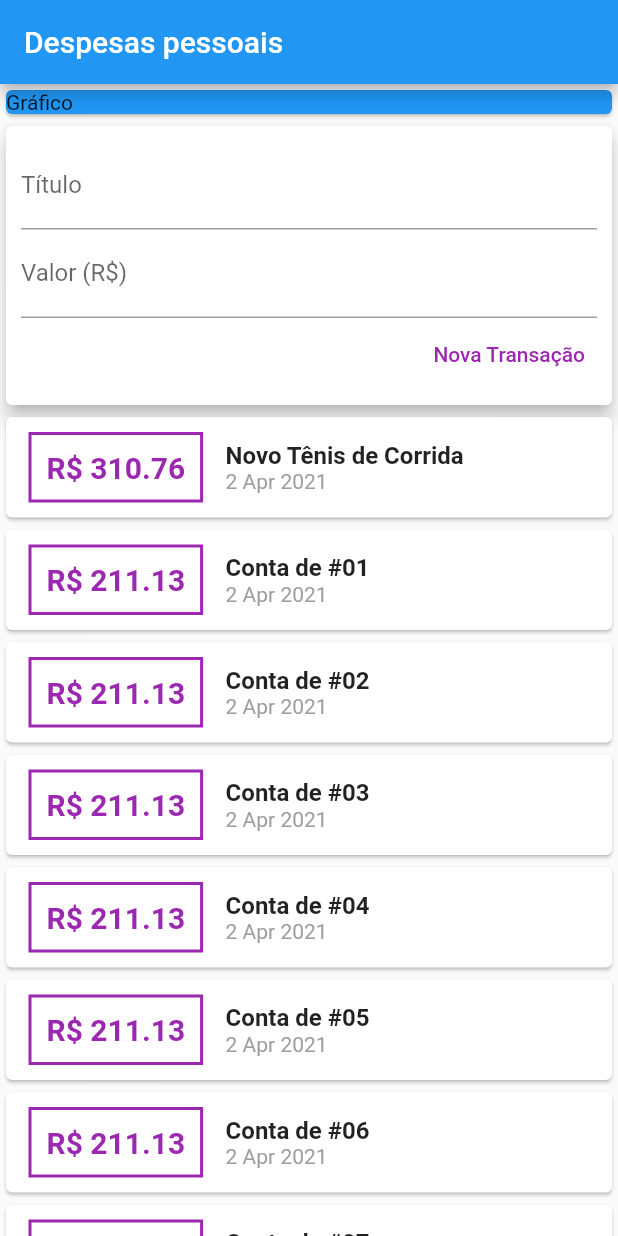
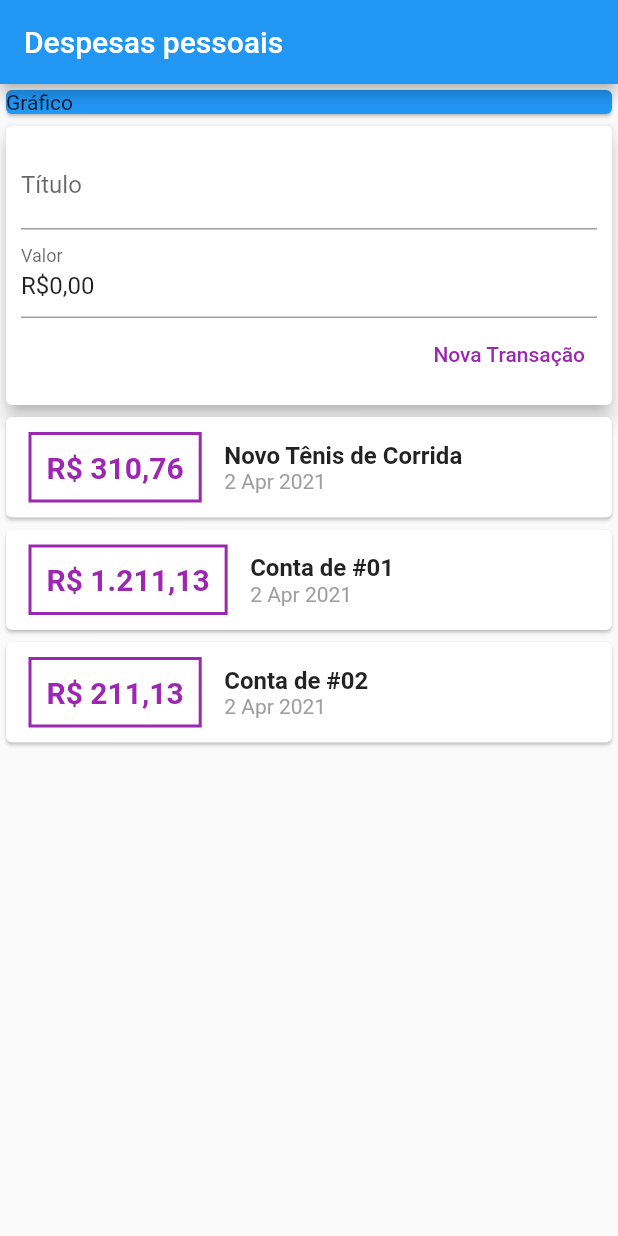
Before and after one commit to eniomcosta/flutter-expenses-app, a Flutter app: the screen it shows after launch, after a tap on "Nova Transação", on a phone screen of 412 x 824 dp. Run offline on Flutter 3.47's test engine with Material 2 defaults, Android fonts, the phone set to English and light mode, and no system bars; our stand-ins replace flutter_masked_text.

Commit message:
Created scrollable expenses list.

```diff
--- a/lib/components/transaction_form.dart
+++ b/lib/components/transaction_form.dart
@@ -1,12 +1,28 @@
 import 'package:flutter/material.dart';
+import 'package:flutter_masked_text/flutter_masked_text.dart';
 
 class TransactionForm extends StatelessWidget {
   final _titleController = TextEditingController();
-  final _valueController = TextEditingController();
+  final _valueController = MoneyMaskedTextController(
+      decimalSeparator: ",", thousandSeparator: ".", leftSymbol: "R\$");
 
   final void Function(String title, double value) onSubmit;
 
   TransactionForm({this.onSubmit});
+
+  _submitForm() {
+    final title = _titleController.text;
+    final value = double.tryParse(_valueController.text
+        .replaceAll("R\$", "")
+        .replaceAll(",", ".")
+        .replaceAll(".", ""));
+
+    if (title.isEmpty) {
+      return;
+    }
+
+    onSubmit(title, value);
+  }
 
   @override
   Widget build(BuildContext context) {
@@ -19,23 +35,20 @@ class TransactionForm extends StatelessWidget {
             TextField(
               decoration: InputDecoration(labelText: 'Título'),
               controller: _titleController,
+              onSubmitted: (_) => _submitForm(),
             ),
-            TextField(
-              decoration: InputDecoration(labelText: 'Valor (R\$)'),
+            TextFormField(
+              keyboardType: TextInputType.numberWithOptions(decimal: true),
+              decoration: InputDecoration(labelText: 'Valor'),
               controller: _valueController,
+              onFieldSubmitted: (_) => _submitForm(),
             ),
             Row(
               mainAxisAlignment: MainAxisAlignment.end,
               children: [
                 TextButton(
                     style: TextButton.styleFrom(primary: Colors.purple),
-                    onPressed: () {
-                      final title = _titleController.text;
-                      final value = double.tryParse(
-                              _valueController.text.replaceAll(",", ".")) ??
-                          0;
-                      onSubmit(title, value);
-                    },
+                    onPressed: _submitForm,
                     child: Text('Nova Transação')),
               ],
             )
--- a/lib/components/transaction_user.dart
+++ b/lib/components/transaction_user.dart
@@ -18,21 +18,9 @@ class _TransactionUserState extends State<TransactionUser> {
         title: "Novo Tênis de Corrida",
         value: 310.76),
     Transaction(
-        id: "t2", date: DateTime.now(), title: "Conta de #01", value: 211.13),
+        id: "t2", date: DateTime.now(), title: "Conta de #01", value: 1211.13),
     Transaction(
         id: "t3", date: DateTime.now(), title: "Conta de #02", value: 211.13),
-    Transaction(
-        id: "t4", date: DateTime.now(), title: "Conta de #03", value: 211.13),
-    Transaction(
-        id: "t5", date: DateTime.now(), title: "Conta de #04", value: 211.13),
-    Transaction(
-        id: "t6", date: DateTime.now(), title: "Conta de #05", value: 211.13),
-    Transaction(
-        id: "t7", date: DateTime.now(), title: "Conta de #06", value: 211.13),
-    Transaction(
-        id: "t8", date: DateTime.now(), title: "Conta de #07", value: 211.13),
-    Transaction(
-        id: "t9", date: DateTime.now(), title: "Conta de #08", value: 211.13),
   ];
 
   _addTransaction(String title, double value) {
--- a/lib/components/transactions_list.dart
+++ b/lib/components/transactions_list.dart
@@ -9,19 +9,25 @@ class TransactionList extends StatelessWidget {
 
   @override
   Widget build(BuildContext context) {
-    return Column(
-      children: transactions.map((t) {
+    return Container(
+        height: 400,
+        child: ListView.builder(
+            itemCount: transactions.length,
+            itemBuilder: (ctx, index) {
+              final t = transactions[index];
               return Card(
                 child: Row(
                   children: [
                     Container(
-                margin: EdgeInsets.symmetric(horizontal: 15, vertical: 10),
+                      margin:
+                          EdgeInsets.symmetric(horizontal: 15, vertical: 10),
                       decoration: BoxDecoration(
                         border: Border.all(color: Colors.purple, width: 2),
                       ),
                       padding: EdgeInsets.all(10),
                       child: Text(
-                  "R\$ ${t.value.toStringAsFixed(2)}",
+                        NumberFormat.simpleCurrency(locale: "pt_BR")
+                            .format(t.value),
                         style: TextStyle(
                             color: Colors.purple,
                             fontWeight: FontWeight.bold,
@@ -33,7 +39,8 @@ class TransactionList extends StatelessWidget {
                       children: [
                         Text(
                           t.title,
-                    style: TextStyle(fontWeight: FontWeight.bold, fontSize: 16),
+                          style: TextStyle(
+                              fontWeight: FontWeight.bold, fontSize: 16),
                         ),
                         Text(
                           DateFormat('d MMM y').format(t.date),
@@ -44,7 +51,6 @@ class TransactionList extends StatelessWidget {
                   ],
                 ),
               );
-      }).toList(),
-    );
+            }));
   }
 }
--- a/pubspec.yaml
+++ b/pubspec.yaml
@@ -24,6 +24,7 @@ dependencies:
   flutter:
     sdk: flutter
   intl: 0.16.1
+  flutter_masked_text: ^0.8.0
 
   # The following adds the Cupertino Icons font to your application.
   # Use with the CupertinoIcons class for iOS style icons.
```
Also changed, not shown: pubspec.lock. Lines whose indentation alone changed are shown as unchanged.
